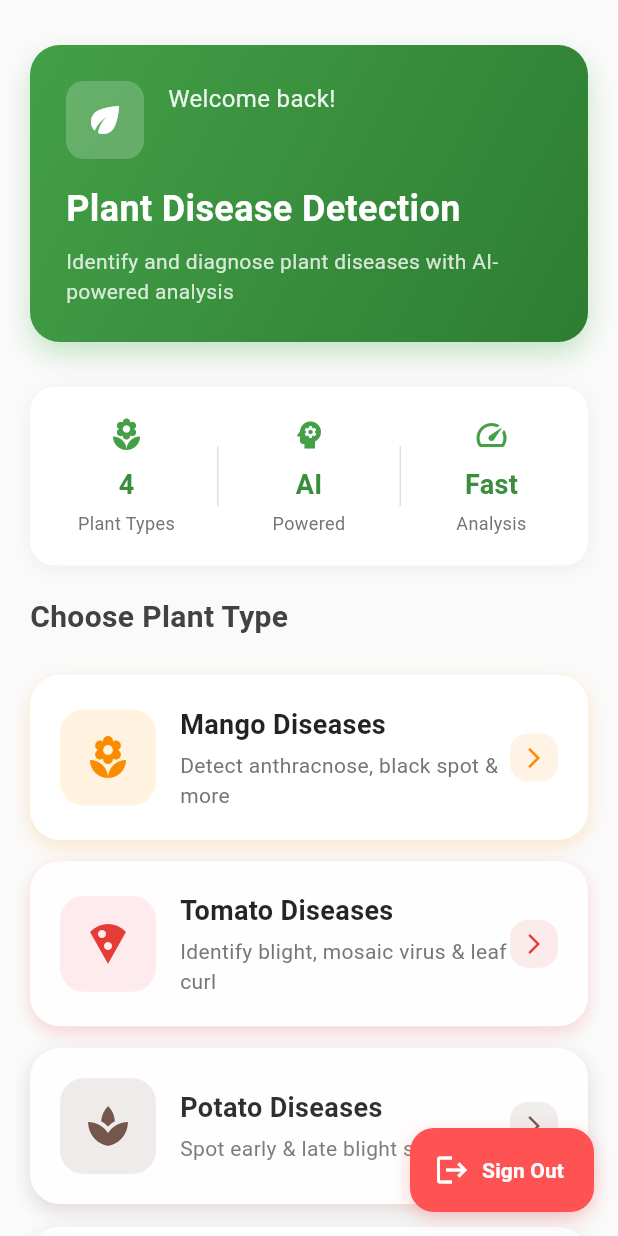
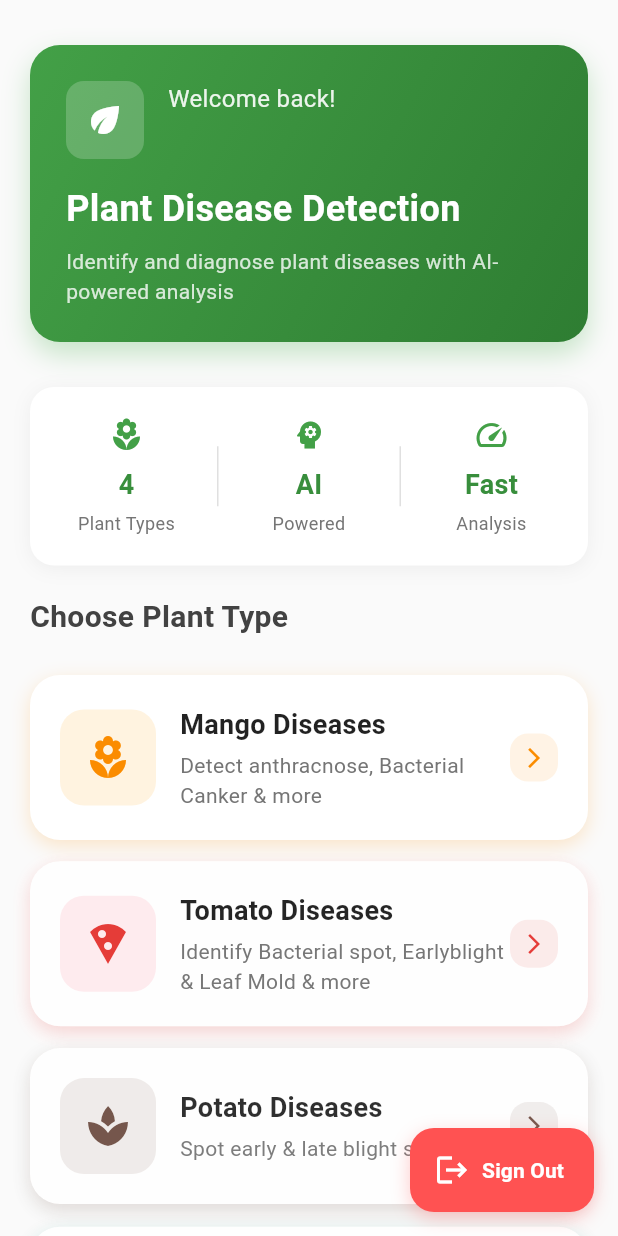
Before and after one commit to fahim12345c/MangoLeafDiseaseApp, a Flutter app: the screen it shows once a user with an empty profile is signed in, on a phone screen of 412 x 824 dp. Run offline on Flutter 3.47's test engine with Material 3 defaults, Android fonts, the phone set to English and light mode, and no system bars; our stand-ins replace firebase_auth, firebase_core, get, google_fonts, image_picker; missing offline and left inert: flutter_tflite; accounts and stored records are empty.

Commit message:
nothing new update

```diff
--- a/lib/home_page.dart
+++ b/lib/home_page.dart
@@ -392,7 +392,7 @@ class _HomePageState extends State<HomePage> with TickerProviderStateMixin {
                 delegate: SliverChildListDelegate([
                   _buildDiseaseCard(
                     title: 'Mango Diseases',
-                    subtitle: 'Detect anthracnose, black spot & more',
+                    subtitle: 'Detect anthracnose, Bacterial Canker & more',
                     icon: Icons.local_florist,
                     color: Colors.orange.shade600,
                     lightColor: Colors.orange.shade50,
@@ -408,7 +408,7 @@ class _HomePageState extends State<HomePage> with TickerProviderStateMixin {
                   ),
                   _buildDiseaseCard(
                     title: 'Tomato Diseases',
-                    subtitle: 'Identify blight, mosaic virus & leaf curl',
+                    subtitle: 'Identify Bacterial spot, Earlyblight & Leaf Mold & more',
                     icon: Icons.local_pizza,
                     color: Colors.red.shade600,
                     lightColor: Colors.red.shade50,
```
